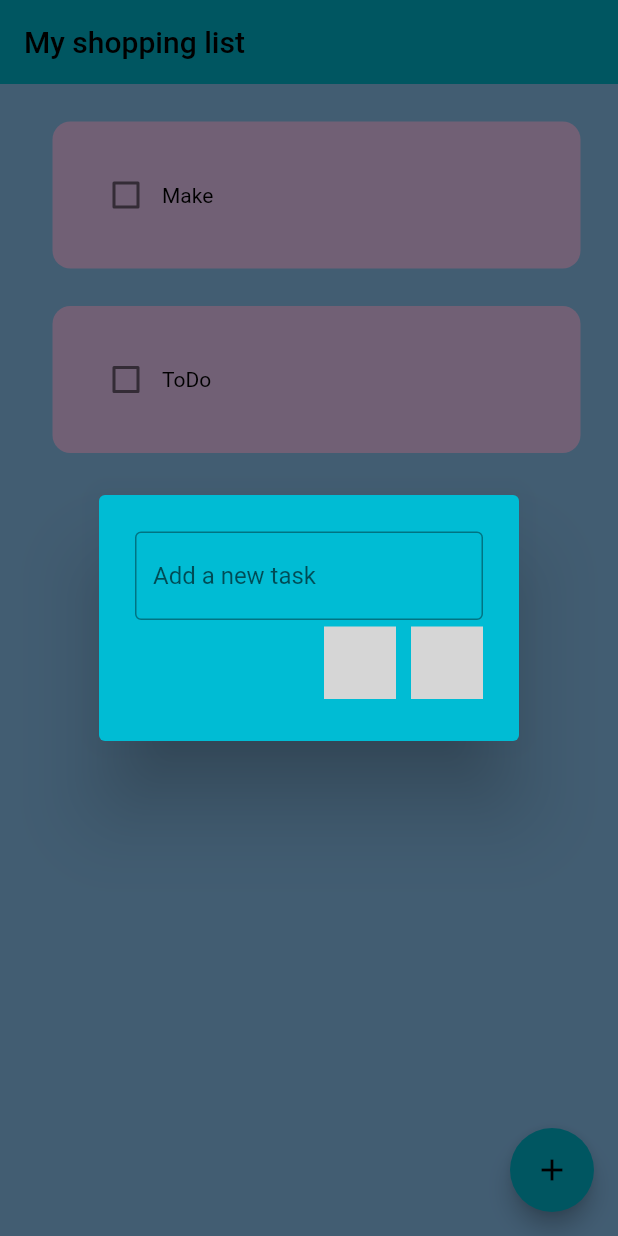
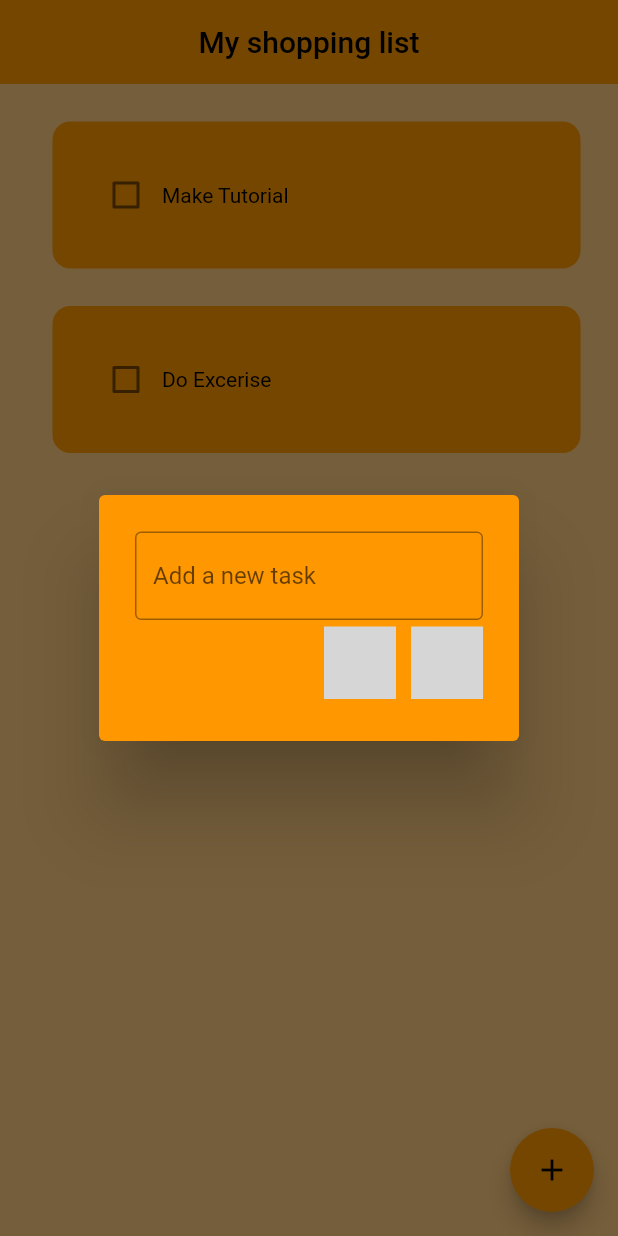
Before and after one commit to michalkrysinski/my_shopping_list, a Flutter app: the screen it shows after launch, after a tap on the "add" icon, on a phone screen of 412 x 824 dp. Run offline on Flutter 3.47's test engine with Material 2 defaults, Android fonts, the phone set to English and light mode, and no system bars; drawn by our look-alikes of flutter_slidable; our stand-ins replace hive_flutter; accounts and stored records are empty; grey boxes are pictures that could not be loaded.

Commit message:
Add DataBase to the app and updates all colors

```diff
--- /dev/null
+++ b/lib/app/data/database.dart
@@ -0,0 +1,28 @@
+import 'package:hive_flutter/hive_flutter.dart';
+
+class MyShoppingListDataBase {
+  List myShoppingList = [];
+
+// reference our box
+
+  final _myBox = Hive.box('mybox');
+
+// run this metod if this is the first time ever opening this app
+  void createInitialData() {
+    myShoppingList = [
+      ["Make Tutorial", false],
+      ["Do Excerise", false],
+    ];
+  }
+
+  //load the data from database
+
+  void loadData() {
+    myShoppingList = _myBox.get("MyShoppingList");
+  }
+
+  //update the database
+  void updateDataBase() {
+    _myBox.put("MyShoppingList", myShoppingList);
+  }
+}
--- a/lib/app/home/home_page.dart
+++ b/lib/app/home/home_page.dart
@@ -1,4 +1,7 @@
 import 'package:flutter/material.dart';
+import 'package:hive_flutter/hive_flutter.dart';
+import 'package:my_shopping_list/app/data/database.dart';
+
 import 'package:my_shopping_list/app/util/dialog_box.dart';
 import 'package:my_shopping_list/app/util/myshoppinglist_tile.dart';
 
@@ -11,15 +14,25 @@ class HomePage extends StatefulWidget {
   State<HomePage> createState() => _HomePageState();
 }
 
+class _HomePageState extends State<HomePage> {
+// reference the hive box
+  final _myBox = Hive.box('mybox');
+  MyShoppingListDataBase db = MyShoppingListDataBase();
+
+  @override
+  void initState() {
+    //if this is the first time ever openinng the app, then create default data
+    if (_myBox.get("MyShoppingList") == null) {
+      db.createInitialData();
+    } else {
+      // there already exists data
+      db.loadData();
+    }
+    super.initState();
+  }
+
 //text controller
-final _controller = TextEditingController();
-
-// list of myShoppingList tasks
-class _HomePageState extends State<HomePage> {
-  List myShoppingList = [
-    ["Make", false],
-    ["ToDo", false],
-  ];
+  final _controller = TextEditingController();
 
   // checkbox was tapped
   void checkBoxChanged(
@@ -27,17 +40,19 @@ class _HomePageState extends State<HomePage> {
     int index,
   ) {
     setState(() {
-      myShoppingList[index][1] = !myShoppingList[index][1];
+      db.myShoppingList[index][1] = !db.myShoppingList[index][1];
     });
+    db.updateDataBase();
   }
 
   //save new task
   void saveNewTask() {
     setState(() {
-      myShoppingList.add([_controller.text, false]);
+      db.myShoppingList.add([_controller.text, false]);
       _controller.clear();
     });
     Navigator.of(context).pop();
+    db.updateDataBase();
   }
 
 //createNewTask
@@ -58,17 +73,19 @@ class _HomePageState extends State<HomePage> {
   void deleteTask(int index) {
     setState(
       () {
-        myShoppingList.removeAt(index);
+        db.myShoppingList.removeAt(index);
       },
     );
+    db.updateDataBase();
   }
 
   @override
   Widget build(BuildContext context) {
     return Scaffold(
-      backgroundColor: Colors.blue[200],
+      backgroundColor: Colors.orange[200],
       appBar: AppBar(
         title: const Text('My shopping list'),
+        centerTitle: true,
         elevation: 0,
       ),
       floatingActionButton: FloatingActionButton(
@@ -78,11 +95,11 @@ class _HomePageState extends State<HomePage> {
         ),
       ),
       body: ListView.builder(
-        itemCount: myShoppingList.length,
+        itemCount: db.myShoppingList.length,
         itemBuilder: (context, index) {
           return MyShoppingListTile(
-            taskName: myShoppingList[index][0],
-            taskCompleted: myShoppingList[index][1],
+            taskName: db.myShoppingList[index][0],
+            taskCompleted: db.myShoppingList[index][1],
             onChanged: (value) => checkBoxChanged(
               value,
               index,
--- a/lib/app/util/dialog_box.dart
+++ b/lib/app/util/dialog_box.dart
@@ -17,7 +17,7 @@ class DialogBox extends StatelessWidget {
   @override
   Widget build(BuildContext context) {
     return AlertDialog(
-      backgroundColor: Colors.cyan,
+      backgroundColor: Colors.orange,
       content: Container(
         height: 120,
         child: Column(
--- a/lib/app/util/myshoppinglist_tile.dart
+++ b/lib/app/util/myshoppinglist_tile.dart
@@ -30,13 +30,13 @@ class MyShoppingListTile extends StatelessWidget {
             onPressed: deleteFunction,
             icon: Icons.delete,
             backgroundColor: Colors.red.shade300,
-            borderRadius: BorderRadius.circular(15),
+            borderRadius: BorderRadius.circular(12),
           )
         ]),
         child: Container(
           padding: const EdgeInsets.all(25),
           decoration: BoxDecoration(
-            color: const Color.fromARGB(255, 246, 210, 255),
+            color: Colors.orange,
             borderRadius: BorderRadius.circular(12),
           ),
           child: Row(
--- a/lib/main.dart
+++ b/lib/main.dart
@@ -1,7 +1,17 @@
 import 'package:flutter/material.dart';
+import 'package:hive_flutter/hive_flutter.dart';
+
 import 'package:my_shopping_list/app/home/home_page.dart';
 
-void main() {
+void main() async {
+// init the hive
+
+  await Hive.initFlutter();
+
+  // open a box
+
+  var box = await Hive.openBox('mybox');
+
   runApp(const MyApp());
 }
 
@@ -13,7 +23,7 @@ class MyApp extends StatelessWidget {
     return MaterialApp(
       debugShowCheckedModeBanner: false,
       home: const HomePage(),
-      theme: ThemeData(primarySwatch: Colors.cyan),
+      theme: ThemeData(primarySwatch: Colors.orange),
     );
   }
 }
--- a/pubspec.yaml
+++ b/pubspec.yaml
@@ -37,6 +37,10 @@ dependencies:
   cupertino_icons: ^1.0.2
   google_fonts: ^4.0.3
   flutter_slidable: ^2.0.0
+  hive_flutter: ^1.1.0
+  hive: ^2.2.3
+  hive_generator: ^2.0.0
+  build_runner: ^2.3.3
 
 dev_dependencies:
   flutter_test:
```
Also changed, not shown: pubspec.lock.
